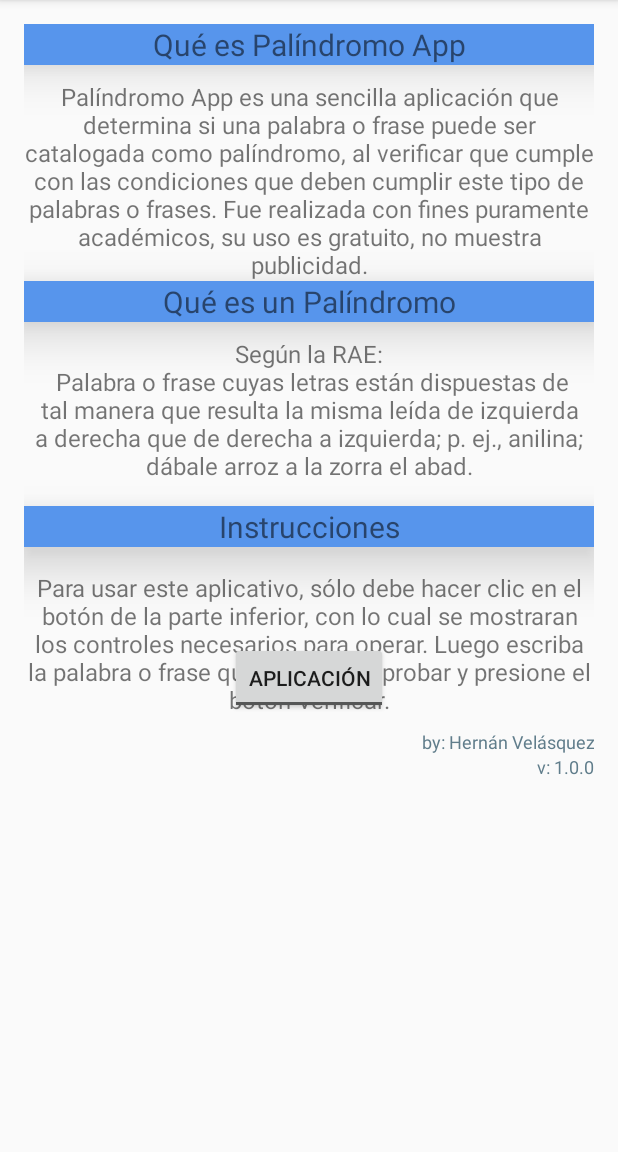
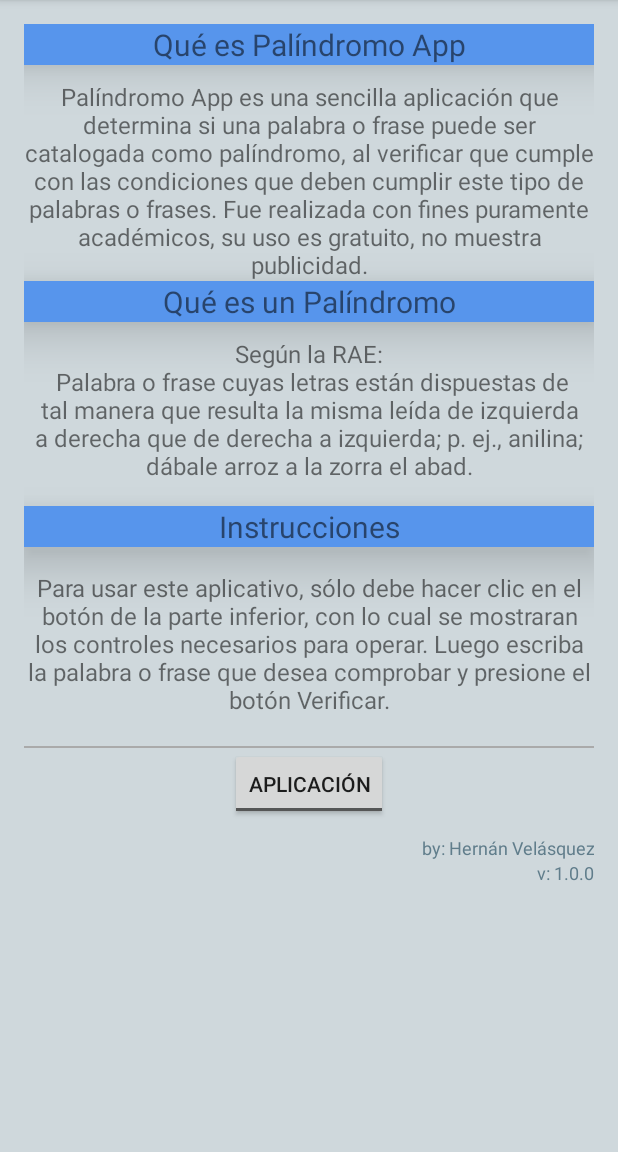
Before and after one commit to hernanudea/PalindromosAndroid, an Android app: the screen it shows after launch (MainActivity), on a phone screen of 412 x 824 dp, the part 84-1236 px from its top. Run offline under Robolectric (Android 15) with nearby library versions, the phone set to English and light mode, and no system bars; 1 statement that could not run was skipped.

Commit message:
Proyecto terminado

```diff
--- a/app/src/main/res/layout/content_main.xml
+++ b/app/src/main/res/layout/content_main.xml
@@ -4,6 +4,7 @@
     xmlns:tools="http://schemas.android.com/tools"
     android:layout_width="match_parent"
     android:layout_height="match_parent"
+    android:background="@color/colorPrimaryLink"
     android:paddingBottom="@dimen/activity_vertical_margin"
     android:paddingLeft="@dimen/activity_horizontal_margin"
     android:paddingRight="@dimen/activity_horizontal_margin"
@@ -102,7 +103,7 @@
                     android:layout_height="wrap_content"
                     android:layout_centerInParent="true"
                     android:layout_gravity="center"
-                    android:layout_marginTop="20dp"
+                    android:layout_marginTop="10dp"
                     android:elevation="30dp"
                     android:gravity="center"
                     android:text="@string/textButonLimpiar"
@@ -179,9 +180,16 @@
                 android:id="@+id/vistaFija"
                 android:layout_width="match_parent"
                 android:layout_height="wrap_content"
-                android:layout_below="@+id/vistaApp"
-                android:layout_marginTop="40dp"
+                android:layout_below="@+id/vistaInstrucciones"
+                android:layout_marginTop="20dp"
                 android:orientation="vertical">
+
+                <!--SEPARADOR-->
+                <View
+                    android:layout_width="match_parent"
+                    android:layout_height="1dp"
+                    android:background="@android:color/darker_gray" />
+
 
                 <ToggleButton
                     android:id="@+id/toggle"
@@ -197,16 +205,16 @@
                     android:layout_height="wrap_content"
                     android:layout_marginTop="10dp"
                     android:gravity="end"
+                    android:text="@string/autor"
                     android:textColor="@color/colorPrimary"
-                    android:text="@string/autor"
                     android:textSize="12dp" />
 
                 <TextView
                     android:layout_width="match_parent"
                     android:layout_height="wrap_content"
                     android:gravity="end"
+                    android:text="@string/version"
                     android:textColor="@color/colorPrimary"
-                    android:text="@string/version"
                     android:textSize="12dp" />
 
             </LinearLayout>
--- a/app/src/main/res/values/colors.xml
+++ b/app/src/main/res/values/colors.xml
@@ -4,6 +4,7 @@
     <color name="colorPrimaryDark">#263238</color>
     <color name="colorAccent">#5795ec</color>
     <color name="noPalindromo">#ff0000</color>
+    <color name="colorPrimaryLink">#CFD8DC</color>
 
 
     <!--<color name="colorPrimary">#1E88E5</color>
```
